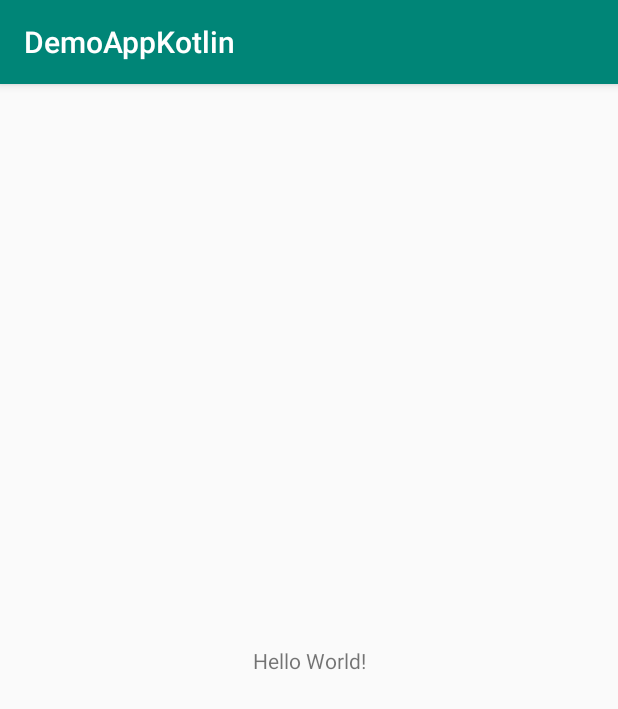
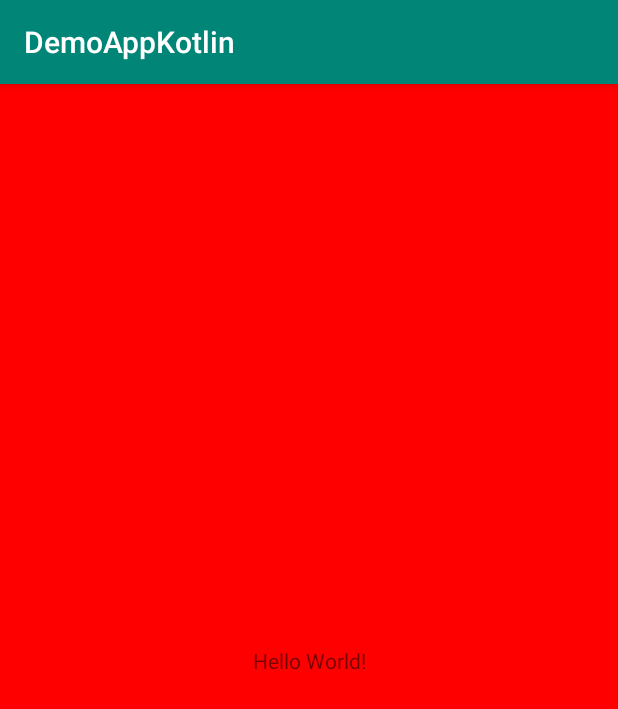
Before and after one commit to ssavchev/DemoAppKotlin, an Android app: the screen it shows after launch (MainActivity), on a phone screen of 412 x 824 dp. Shown: the top 709 px of the screen. Run offline under Robolectric (Android 15) with nearby library versions, the phone set to English and light mode, and no system bars; libraries missing offline, so code that uses them is left out: com.fasterxml.jackson.

Commit message:
Added UI controls

```diff
--- a/app/src/main/AndroidManifest.xml
+++ b/app/src/main/AndroidManifest.xml
@@ -5,6 +5,7 @@
     <uses-permission android:name="android.permission.INTERNET" />
 
     <application
+        android:usesCleartextTraffic="true"
         android:allowBackup="true"
         android:icon="@mipmap/ic_launcher"
         android:label="@string/app_name"
--- a/app/src/main/java/com/snibble/demoappkotlin/MainActivity.kt
+++ b/app/src/main/java/com/snibble/demoappkotlin/MainActivity.kt
@@ -1,16 +1,21 @@
 package com.snibble.demoappkotlin
 
+import android.graphics.Color
 import androidx.appcompat.app.AppCompatActivity
 import android.os.Bundle
 import java.net.URL
 import androidx.core.app.ComponentActivity.ExtraData
 import androidx.core.content.ContextCompat.getSystemService
 import android.icu.lang.UCharacter.GraphemeClusterBreak.T
+import android.os.Handler
+import android.os.Looper
 import com.fasterxml.jackson.module.kotlin.jacksonObjectMapper
 import com.fasterxml.jackson.module.kotlin.readValue
 
 
 class MainActivity : AppCompatActivity() {
+
+    private val handler: Handler = Handler(Looper.getMainLooper())
 
     class APIColor {
         val red: Float = 0.0f;
@@ -26,13 +31,37 @@ class MainActivity : AppCompatActivity() {
     override fun onCreate(savedInstanceState: Bundle?) {
         super.onCreate(savedInstanceState)
         setContentView(R.layout.activity_main)
+
+        callAPIColor()
     }
 
     fun callAPIColor() {
-        val entireJson = URL("http://51.79.20.91/0ss/color.php").readText()
+        val thread = Thread {
+            try {
+                val entireJson = URL("http://51.79.20.91/0ss/color.php").readText()
 
-        val mapper = jacksonObjectMapper()
+                val mapper = jacksonObjectMapper()
 
-        val color = mapper.readValue<APIColor>(entireJson)
+                val color = mapper.readValue<APIColor>(entireJson)
+                updateAPIColor(color)
+            } catch (e: Exception) {
+                e.printStackTrace()
+
+                updateBackgroundColor(Color.RED);
+            }
+        }
+        thread.start()
+    }
+
+    fun updateBackgroundColor(color: Int) {
+        handler.post {
+            this.window.decorView.setBackgroundColor(color)
+        }
+    }
+
+    fun updateAPIColor(color: APIColor) {
+        handler.post {
+            //this.window.decorView.setBackgroundColor(color)
+        }
     }
 }
```
